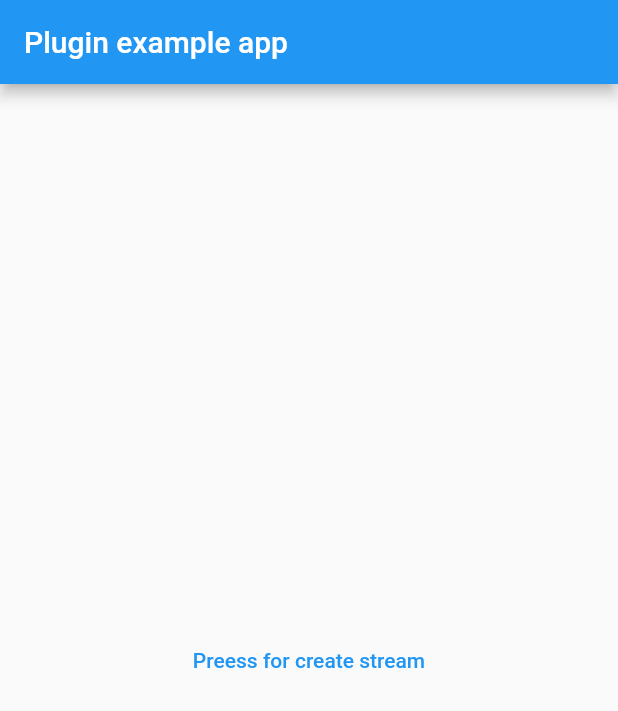
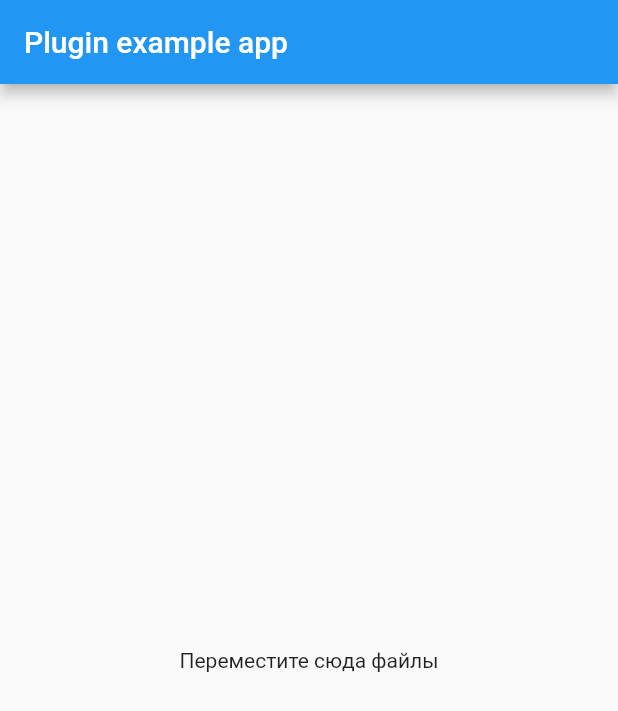
Before and after one commit to Atom735/flutter_dnd_windows, a Flutter app: the screen it shows after launch, on a phone screen of 412 x 824 dp. Shown: the top 711 px of the screen. Run offline on Flutter 3.47's test engine with Material 2 defaults, Android fonts, the phone set to English and light mode, and no system bars.

Commit message:
final update v0.0.1+alpha

```diff
--- a/example/lib/main.dart
+++ b/example/lib/main.dart
@@ -8,35 +8,7 @@ void main() {
   runApp(MyApp());
 }
 
-class MyApp extends StatefulWidget {
-  @override
-  _MyAppState createState() => _MyAppState();
-}
-
-class _MyAppState extends State<MyApp> {
-  String _platformVersion = 'Unknown';
-
-  final _plugin = FlutterDndWindowsPlugin();
-  late StreamSubscription _ss;
-  final _ssVal = ValueNotifier<StreamSubscription?>(null);
-
-  @override
-  void initState() {
-    super.initState();
-    _ss = _plugin
-        .receiveBroadcastStream('Some argumets: Hello From Flutter!')
-        .listen(print);
-  }
-
-  @override
-  dispose() {
-    if (_ssVal.value != null) {
-      _ssVal.value!.cancel();
-    }
-    _ss.cancel();
-    super.dispose();
-  }
-
+class MyApp extends StatelessWidget {
   @override
   Widget build(BuildContext context) {
     return MaterialApp(
@@ -45,25 +17,37 @@ class _MyAppState extends State<MyApp> {
           title: const Text('Plugin example app'),
         ),
         body: Center(
-          child: ValueListenableBuilder(
-            valueListenable: _ssVal,
-            builder: (context, val, child) => TextButton(
-              onPressed: () {
-                setState(() {
-                  if (_ssVal.value == null) {
-                    _ssVal.value = _plugin
-                        .receiveBroadcastStream()
-                        .listen((s) => print('A: $s'));
-                  } else {
-                    _ssVal.value!.cancel();
-                    _ssVal.value = null;
-                  }
-                });
-              },
-              child: val == null
-                  ? Text('Preess for create stream')
-                  : Text('Preess for destroy stream'),
-            ),
+          child: StreamBuilder(
+            stream: FlutterDndWindowsPlugin().receiveBroadcastStream(),
+            initialData: {},
+            builder: (context, snapshot) {
+              if (snapshot.hasData) {
+                final data = (snapshot.data as Map).cast<String, Object>();
+                if (data['type'] == 'enter' || data['type'] == 'over') {
+                  return Column(
+                    children: [
+                      Text('Курсор: ${data['x']} x ${data['y']}'),
+                      Text('Перемещаются сюда след данные'),
+                      ...(data['items'] as List)
+                          .cast<String>()
+                          .map((e) => Text(e)),
+                    ],
+                  );
+                }
+                if (data['type'] == 'drop') {
+                  return Column(
+                    children: [
+                      Text('Курсор: ${data['x']} x ${data['y']}'),
+                      Text('Данные дропнуты сюда'),
+                      ...(data['items'] as List)
+                          .cast<String>()
+                          .map((e) => Text(e)),
+                    ],
+                  );
+                }
+              }
+              return Text('Переместите сюда файлы');
+            },
           ),
         ),
       ),
--- a/lib/flutter_dnd_windows.dart
+++ b/lib/flutter_dnd_windows.dart
@@ -8,8 +8,10 @@ class FlutterDndWindowsPlugin extends EventChannel {
   static final _instance = FlutterDndWindowsPlugin._();
   factory FlutterDndWindowsPlugin() => _instance;
 
-  Stream<String>? _stream;
+  Stream<Map<String, Object>>? _stream;
 
-  Stream<String> receiveBroadcastStream([args]) =>
-      _stream ??= super.receiveBroadcastStream().cast<String>();
+  Stream<Map<String, Object>> receiveBroadcastStream([args]) =>
+      _stream ??= super
+          .receiveBroadcastStream()
+          .asyncMap((e) => (e as Map).cast<String, Object>());
 }
--- a/pubspec.yaml
+++ b/pubspec.yaml
@@ -1,6 +1,6 @@
 name: flutter_dnd_windows
 description: A new flutter plugin project.
-version: 0.0.1
+version: 0.0.1+alpha
 author: Atom735
 homepage: https://github.com/Atom735/flutter_dnd_windows
 
```
Also changed, not shown: example/pubspec.lock, 1 other file.
